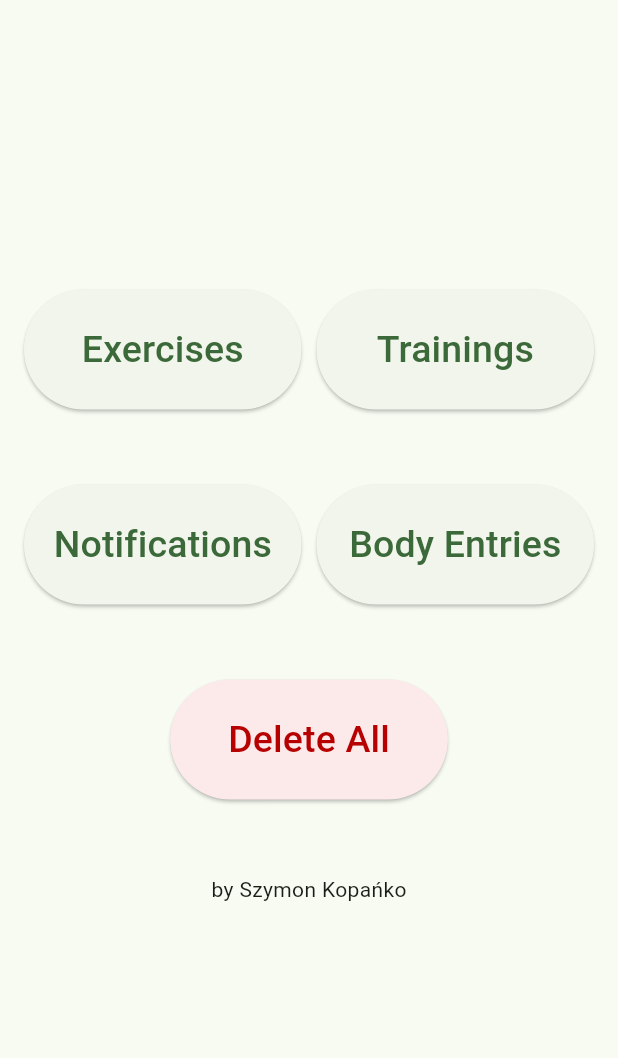
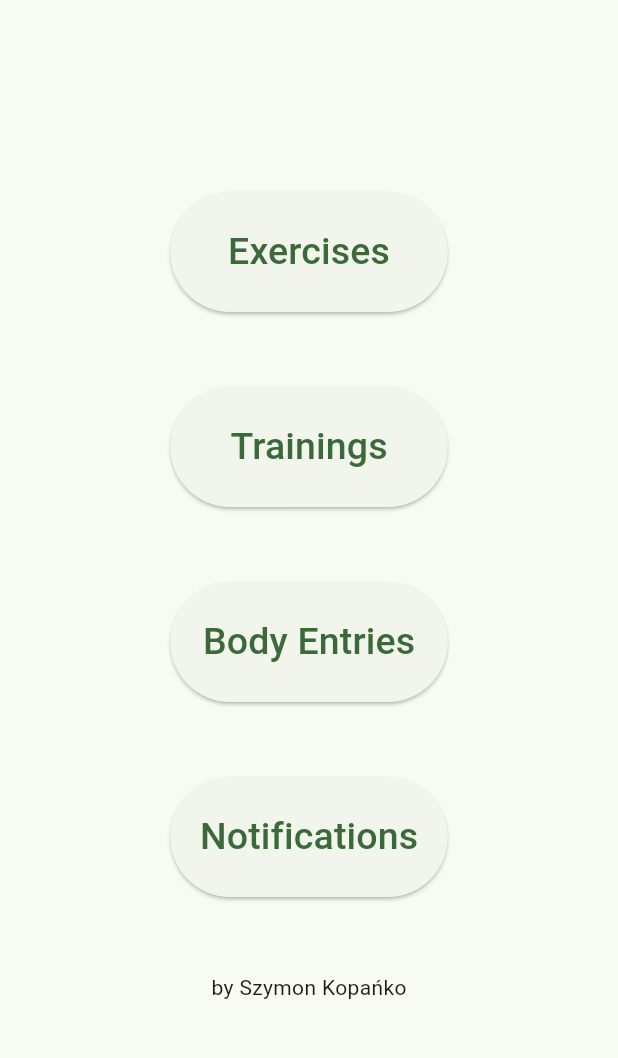
Before and after one commit to SzymonKopanko/training_journal_app_pro, a Flutter app: the screen it shows after launch, on a phone screen of 412 x 824 dp, the part 63-1121 px from its top. Run offline on Flutter 3.47's test engine with Material 3 defaults, Android fonts, the light colour scheme and no system bars; our stand-ins replace flutter_local_notifications, just_audio, sqflite, sqflite_common_ffi, timezone; missing offline and left inert: charts_flutter_maintained; accounts and stored records are empty.

Commit message:
fixed ui bugs, deleted "Delete All Data" button

```diff
--- a/lib/constants/app_constants.dart
+++ b/lib/constants/app_constants.dart
@@ -14,6 +14,8 @@ class AppColors {
 }
 
 class AppSizing {
+  static const double widthDivider = 1080 / 1080;
+  static const double heightDivider = 2400 / 2400;
   static const double padding = 50.0;
   static const double padding1 = 20.0;
   static const double padding2 = 16.0;
--- a/lib/main.dart
+++ b/lib/main.dart
@@ -1,14 +1,13 @@
 import 'package:flutter/material.dart';
 import 'package:flutter/services.dart';
 import 'package:flutter_localizations/flutter_localizations.dart';
+import 'package:timezone/data/latest.dart' as tz;
 import 'package:training_journal_app/screens/show_body_entries.dart';
-import 'package:training_journal_app/services/journal_database.dart';
+
+import 'constants/app_constants.dart';
 import 'screens/show_exercises.dart';
 import 'screens/show_notifications.dart';
 import 'screens/show_trainings.dart';
-import 'package:timezone/data/latest.dart' as tz;
-import 'constants/app_constants.dart';
-
 
 void main() async {
   WidgetsFlutterBinding.ensureInitialized();
@@ -45,7 +44,7 @@ class MyApp extends StatelessWidget {
 class MainScreen extends StatelessWidget {
   const MainScreen({super.key});
 
-  void _showDeleteConfirmationDialog(BuildContext context) {
+/*  void _showDeleteConfirmationDialog(BuildContext context) {
     showDialog(
       context: context,
       builder: (BuildContext context) {
@@ -72,15 +71,15 @@ class MainScreen extends StatelessWidget {
         );
       },
     );
-  }
+  }*/
 
-  void _deleteAllData(BuildContext context) async {
+/*  void _deleteAllData(BuildContext context) async {
     final database = JournalDatabase.instance;
     await database.deleteDB();
     ScaffoldMessenger.of(context).showSnackBar(const SnackBar(
       content: Text('All data has been deleted.'),
     ));
-  }
+  }*/
 
   @override
   Widget build(BuildContext context) {
@@ -91,14 +90,6 @@ class MainScreen extends StatelessWidget {
       resizeToAvoidBottomInset: false,
       body: Center(
         child: Column(
-            crossAxisAlignment: CrossAxisAlignment.center,
-            mainAxisAlignment: MainAxisAlignment.center,
-            children: [
-              Row(
-                crossAxisAlignment: CrossAxisAlignment.center,
-                mainAxisAlignment: MainAxisAlignment.center,
-                children: [
-                  Column(
           crossAxisAlignment: CrossAxisAlignment.center,
           mainAxisAlignment: MainAxisAlignment.center,
           children: <Widget>[
@@ -125,31 +116,7 @@ class MainScreen extends StatelessWidget {
                 Navigator.push(
                   context,
                   MaterialPageRoute(
-                                builder: (context) => const NotificationsScreen()),
-                          );
-                        },
-                        style: ElevatedButton.styleFrom(
-                          minimumSize: AppSizing.buttonSize0,
-                          padding: const EdgeInsets.all(AppSizing.padding2),
-                        ),
-                        child: const Text(
-                          'Notifications',
-                          style: TextStyle(fontSize: AppSizing.fontSize1),
-                        ),
-                      ),
-
-                    ],
-                  ),
-                  const SizedBox(width: AppSizing.padding3),
-                  Column(
-                    crossAxisAlignment: CrossAxisAlignment.center,
-                    mainAxisAlignment: MainAxisAlignment.center,
-                    children: <Widget>[
-                      ElevatedButton(
-                        onPressed: () {
-                          Navigator.push(
-                            context,
-                            MaterialPageRoute(builder: (context) => const ShowTrainingsScreen()),
+                      builder: (context) => const ShowTrainingsScreen()),
                 );
               },
               style: ElevatedButton.styleFrom(
@@ -166,7 +133,8 @@ class MainScreen extends StatelessWidget {
               onPressed: () {
                 Navigator.push(
                   context,
-                            MaterialPageRoute(builder: (context) => const ShowBodyEntriesScreen()),
+                  MaterialPageRoute(
+                      builder: (context) => const ShowBodyEntriesScreen()),
                 );
               },
               style: ElevatedButton.styleFrom(
@@ -178,12 +146,26 @@ class MainScreen extends StatelessWidget {
                 style: TextStyle(fontSize: AppSizing.fontSize1),
               ),
             ),
-                    ],
-                  )
-                ],
+            const SizedBox(height: AppSizing.padding),
+            ElevatedButton(
+              onPressed: () {
+                Navigator.push(
+                  context,
+                  MaterialPageRoute(
+                      builder: (context) => const NotificationsScreen()),
+                );
+              },
+              style: ElevatedButton.styleFrom(
+                minimumSize: AppSizing.buttonSize0,
+                padding: const EdgeInsets.all(AppSizing.padding2),
+              ),
+              child: const Text(
+                'Notifications',
+                style: TextStyle(fontSize: AppSizing.fontSize1),
+              ),
             ),
             const SizedBox(height: AppSizing.padding),
-              ElevatedButton(
+            /*ElevatedButton(
                 onPressed: () {
                   _showDeleteConfirmationDialog(context);
                 },
@@ -206,11 +188,12 @@ class MainScreen extends StatelessWidget {
                   ),
                 ),
               ),
-              const SizedBox(height: AppSizing.padding),
+              const SizedBox(height: AppSizing.padding),*/
             const Text(
               'by Szymon Kopańko',
             )
-            ]),
+          ],
+        ),
       ),
     );
   }
--- a/lib/models/body_part.dart
+++ b/lib/models/body_part.dart
@@ -1,9 +1,7 @@
 const String body_parts = 'body_parts';
 
 class BodyPartFields {
-  static final List<String> values = [
-    id, name
-  ];
+  static final List<String> values = [id, name];
 
   static const String id = 'body_part_id';
   static const String name = 'name';
--- a/lib/screens/add_entry.dart
+++ b/lib/screens/add_entry.dart
@@ -102,7 +102,8 @@ class _AddEntryScreenState extends State<AddEntryScreen> {
     if (_lastEntries.isNotEmpty) {
       _lastEntryMainWeight = _lastEntries[0].mainWeight;
       _lastEntryDateTime = _lastEntries[0].date;
-      _mainWeightController.text = '';
+      _mainWeightController.text = _lastEntries[0].mainWeight.toString();
+      weightsHintText = _mainWeightController.text;
       _lastEntryRepetitions = await SetService(instance)
           .readListOfRepsFromSetsByEntry(_lastEntries[0]);
       _lastEntryWeights = await SetService(instance)
@@ -123,6 +124,8 @@ class _AddEntryScreenState extends State<AddEntryScreen> {
     numberOfLastEntry = (numberOfLastEntry + 1) % _lastEntries.length;
     final instance = JournalDatabase.instance;
     _lastEntryMainWeight = _lastEntries[numberOfLastEntry].mainWeight;
+    _mainWeightController.text = _lastEntries[numberOfLastEntry].mainWeight.toString();
+    weightsHintText = _mainWeightController.text;
     _lastEntryRepetitions = await SetService(instance)
         .readListOfRepsFromSetsByEntry(_lastEntries[numberOfLastEntry]);
     _lastEntryWeights = await SetService(instance)
@@ -400,7 +403,6 @@ class _AddEntryScreenState extends State<AddEntryScreen> {
       },
     );
   }
-
 
   void _startTimer() {
     if (_selectedDuration == null || _selectedDuration!.inSeconds == 0) return;
--- a/lib/screens/add_specified_entry.dart
+++ b/lib/screens/add_specified_entry.dart
@@ -70,7 +70,8 @@ class _AddSpecifiedEntryScreenState extends State<AddSpecifiedEntryScreen> {
     if (_lastEntries.isNotEmpty) {
       _lastEntryMainWeight = _lastEntries[0].mainWeight;
       _lastEntryDateTime = _lastEntries[0].date;
-      _mainWeightController.text = '';
+      _mainWeightController.text = _lastEntries[0].mainWeight.toString();
+      weightsHintText = _mainWeightController.text;
       _lastEntryRepetitions = await SetService(instance)
           .readListOfRepsFromSetsByEntry(_lastEntries[0]);
       _lastEntryWeights = await SetService(instance)
@@ -93,6 +94,8 @@ class _AddSpecifiedEntryScreenState extends State<AddSpecifiedEntryScreen> {
       final instance = JournalDatabase.instance;
       _lastEntryMainWeight = _lastEntries[numberOfLastEntry].mainWeight;
       _lastEntryDateTime = _lastEntries[numberOfLastEntry].date;
+      _mainWeightController.text = _lastEntries[numberOfLastEntry].mainWeight.toString();
+      weightsHintText = _mainWeightController.text;
       _lastEntryRepetitions = await SetService(instance)
           .readListOfRepsFromSetsByEntry(_lastEntries[numberOfLastEntry]);
       _lastEntryWeights = await SetService(instance)
```
Also changed, not shown: lib/screens/add_exercise.dart (+10 -4 lines), lib/screens/body_entry_chart.dart (+5 -5 lines), lib/screens/edit_exercise.dart (+33 -17 lines), lib/screens/show_exercises.dart (+19 -22 lines), lib/screens/show_trainings.dart (+60 -27 lines), lib/services/body_part_service.dart (+13 -7 lines), pubspec.lock. Lines whose indentation alone changed are shown as unchanged.
